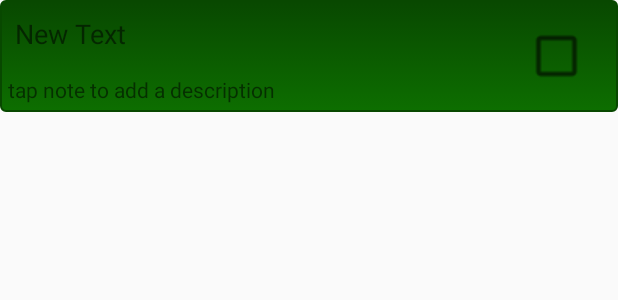
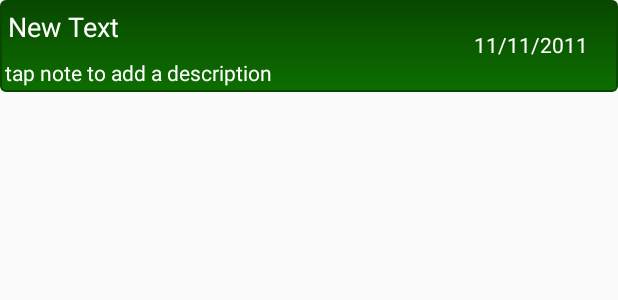
Before and after one commit to prestongarno/ToDoApp, an Android app: the layout list_view_item_layout.xml on its own in the app's theme, with its tools: preview values and no code run, on a phone screen of 412 x 824 dp. Shown: the top 300 px of the screen. Run offline under Robolectric (Android 15) with nearby library versions, the phone set to English and light mode, and no system bars.

Commit message:
added menu items, swipe to refresh, created custom ListView

```diff
--- a/app/src/main/res/layout/list_view_item_layout.xml
+++ b/app/src/main/res/layout/list_view_item_layout.xml
@@ -1,40 +1,67 @@
 <?xml version="1.0" encoding="utf-8"?>
 <RelativeLayout xmlns:android="http://schemas.android.com/apk/res/android"
-    style="@style/listview_widget_style"
     android:layout_width="match_parent"
     android:layout_height="wrap_content"
+    android:clickable="true"
+    android:longClickable="true"
     android:id="@+id/list_view_item_layout"
-    >
+    android:background="@drawable/drawable_additem"
+    android:orientation="horizontal"
+    android:gravity="start">
+
+    <LinearLayout
+        android:layout_width="wrap_content"
+        android:layout_height="wrap_content"
+        android:orientation="vertical"
+        android:layout_alignParentStart="true">
 
         <TextView
             android:layout_width="wrap_content"
             android:layout_height="wrap_content"
             android:text="New Text"
             android:id="@+id/textView_note_title"
-        android:layout_alignParentTop="true"
             android:textSize="@dimen/regular_display_text_size"
-        android:padding="10dp"
+            android:padding="5dp"
+            android:textColor="@color/textColor"
             />
 
         <TextView
             android:id="@+id/note_description"
-        android:layout_width="match_parent"
+            android:layout_width="wrap_content"
             android:layout_height="wrap_content"
             android:text="@string/tap_to_add_a_description"
-        android:layout_below="@id/textView_note_title"
-        android:padding="5dp"
+            android:padding="3dp"
+            android:textColor="@color/textColor"
+            />
+
+    </LinearLayout>
+
+    <LinearLayout
+        android:layout_width="wrap_content"
+        android:layout_height="wrap_content"
+        android:layout_alignParentEnd="true">
+
+        <TextView
+            android:layout_width="wrap_content"
+            android:layout_height="wrap_content"
+            android:text="11/11/2011"
+            android:padding="20dp"
+            android:gravity="center"
+            android:id="@+id/date"
+            android:textColor="@color/textColor"
             />
 
         <CheckBox
             android:id="@+id/selector"
             android:layout_width="wrap_content"
             android:layout_height="wrap_content"
-        android:layout_alignParentRight="true"
-        android:layout_alignBottom="@id/note_description"
-        android:layout_alignTop="@+id/textView_note_title"
             android:padding="10dp"
-        android:visibility="visible"
             android:scaleX="1.5"
             android:scaleY="1.5"
+            android:onClick="onSelectNote"
+            android:tag="toSelectNote"
+            android:visibility="gone"
             />
+
+    </LinearLayout>
 </RelativeLayout>
--- a/app/src/main/res/menu/main_menu.xml
+++ b/app/src/main/res/menu/main_menu.xml
@@ -3,6 +3,10 @@
     xmlns:app="http://schemas.android.com/apk/res-auto">
 
     <item android:title="Sort"
+        app:showAsAction="never"
+        />
+    <item android:title="Sync notes"
+        android:id="@+id/sync_notes"
         app:showAsAction="never"
         />
     <item android:title="Settings"
```
Also changed, not shown: app/src/main/java/com/example/prest/simpletodo/MainActivity.java (+140 -55 lines), app/src/main/java/com/example/prest/simpletodo/note.java (+60 -8 lines), app/src/main/java/com/example/prest/simpletodo/simpleDateString.java (added, +58 -0 lines), app/src/main/res/layout/activity_main.xml (+18 -7 lines). Lines whose indentation alone changed are shown as unchanged.
